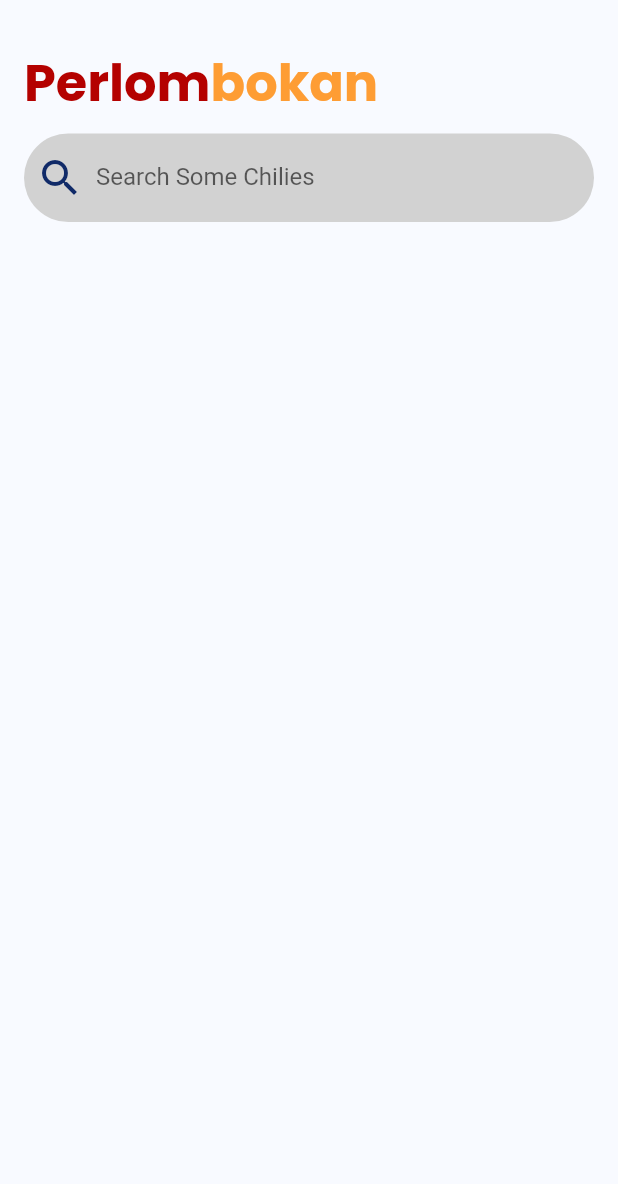
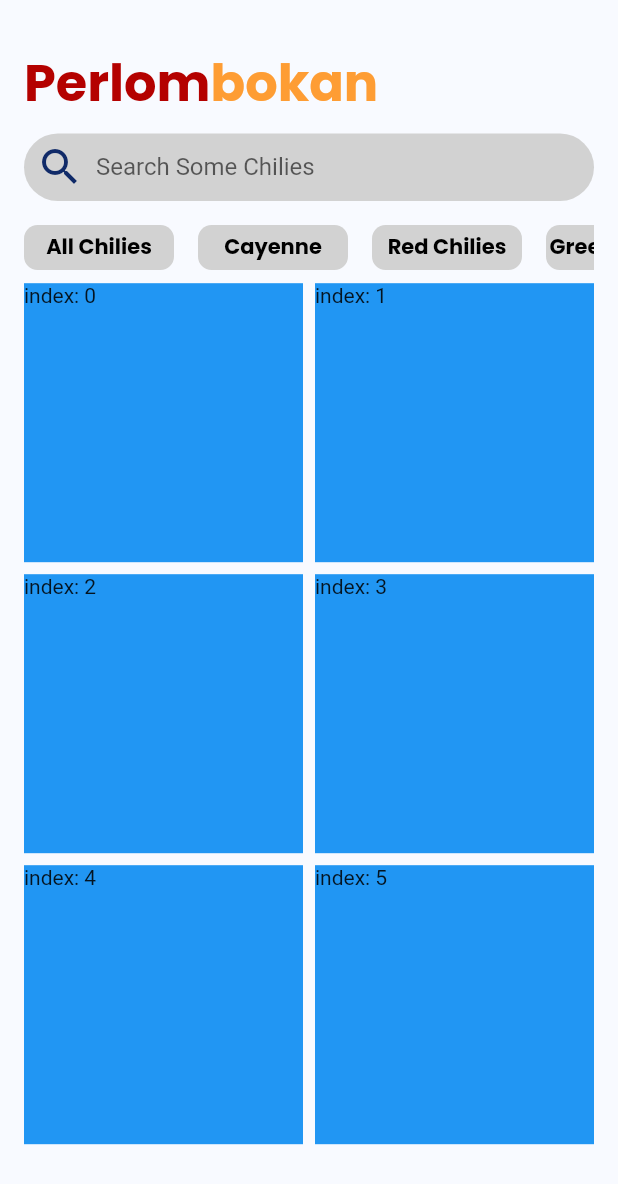
Before and after one commit to C9Teenz/perlombokan, a Flutter app: the screen it shows after launch, on a phone screen of 412 x 824 dp. Shown: the top 1184 px of the screen. Run offline on Flutter 3.47's test engine with Material 2 defaults, Android fonts, the phone set to English and light mode, and no system bars; our stand-ins replace get, google_fonts.

Commit message:
minor update

```diff
--- a/lib/app/modules/home/views/home_view.dart
+++ b/lib/app/modules/home/views/home_view.dart
@@ -1,6 +1,7 @@
 import 'package:flutter/material.dart';
 
 import 'package:get/get.dart';
+import 'package:perlombokan/app/modules/widgets/category_item.dart';
 import '../../themes/themes.dart';
 
 import '../controllers/home_controller.dart';
@@ -17,6 +18,9 @@ class HomeView extends GetView<HomeController> {
           children: [
             Flexible(
               flex: 1,
+              fit: FlexFit.loose,
+              child: SizedBox(
+                height: 180,
                 child: Column(
                   crossAxisAlignment: CrossAxisAlignment.start,
                   children: [
@@ -36,7 +40,9 @@ class HomeView extends GetView<HomeController> {
                     const SizedBox(
                       height: 8,
                     ),
-                  TextFormField(
+                    SizedBox(
+                      height: 45,
+                      child: TextFormField(
                         keyboardType: TextInputType.text,
                         decoration: InputDecoration(
                             prefixIcon: const Icon(
@@ -52,9 +58,50 @@ class HomeView extends GetView<HomeController> {
                             labelText: 'Search Some Chilies',
                             prefixIconColor: kBlueColor),
                       ),
+                    ),
+                    const SizedBox(
+                      height: 16,
+                    ),
+                    SizedBox(
+                      height: 30,
+                      child: ListView(
+                        scrollDirection: Axis.horizontal,
+                        children: const [
+                          CategoryItem(
+                            name: "All Chilies",
+                          ),
+                          CategoryItem(
+                            name: "Cayenne",
+                          ),
+                          CategoryItem(
+                            name: "Red Chilies",
+                          ),
+                          CategoryItem(
+                            name: "Green Chilies",
+                          ),
+                        ],
+                      ),
+                    )
                   ],
                 ),
               ),
+            ),
+            Expanded(
+                flex: 4,
+                child: GridView.builder(
+                  gridDelegate: const SliverGridDelegateWithFixedCrossAxisCount(
+                    crossAxisCount: 2,
+                    crossAxisSpacing: 8.0,
+                    mainAxisSpacing: 8.0,
+                  ),
+                  itemCount: 6,
+                  itemBuilder: (context, index) {
+                    return Container(
+                      color: Colors.blue,
+                      child: Text("index: $index"),
+                    );
+                  },
+                ))
           ],
         ),
       ),
--- /dev/null
+++ b/lib/app/modules/widgets/category_item.dart
@@ -0,0 +1,26 @@
+import 'package:flutter/material.dart';
+import 'package:perlombokan/app/modules/themes/themes.dart';
+
+class CategoryItem extends StatelessWidget {
+  final String name;
+  const CategoryItem({super.key, required this.name});
+
+  @override
+  Widget build(BuildContext context) {
+    return Container(
+      margin: const EdgeInsets.only(right: 16),
+      width: 100,
+      height: 30,
+      decoration: BoxDecoration(
+        borderRadius: BorderRadius.circular(9),
+        color: kGreyColor,
+      ),
+      child: Center(
+        child: Text(
+          name,
+          style: blackTextStyle.copyWith(fontWeight: bold),
+        ),
+      ),
+    );
+  }
+}
```
Lines whose indentation alone changed are shown as unchanged.
